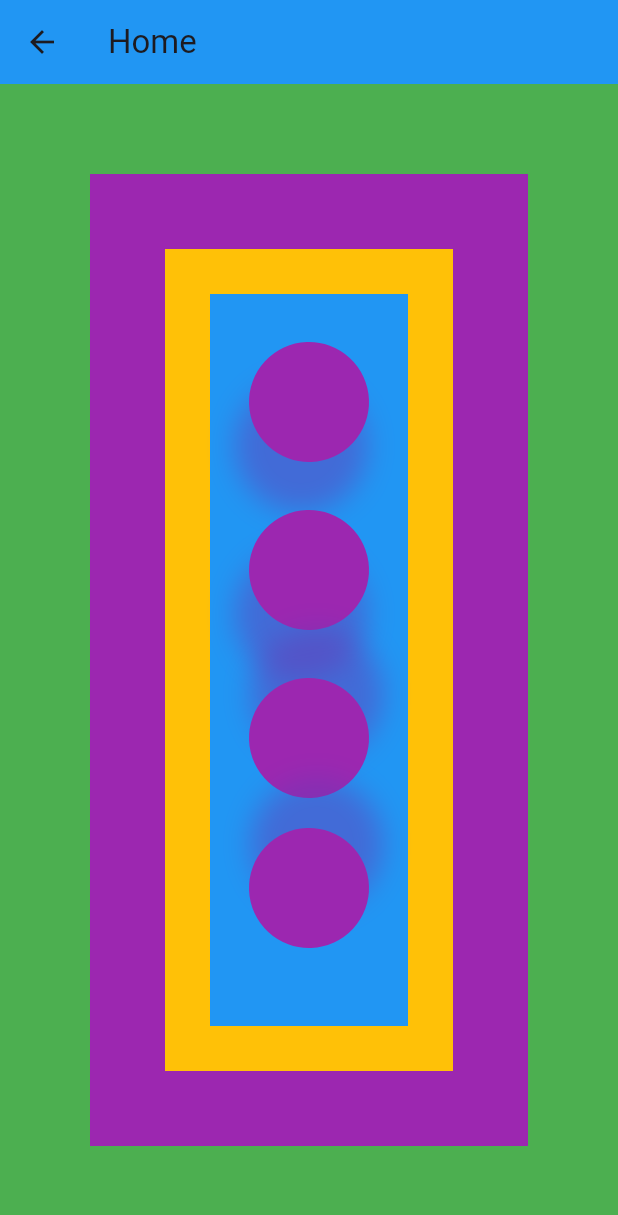
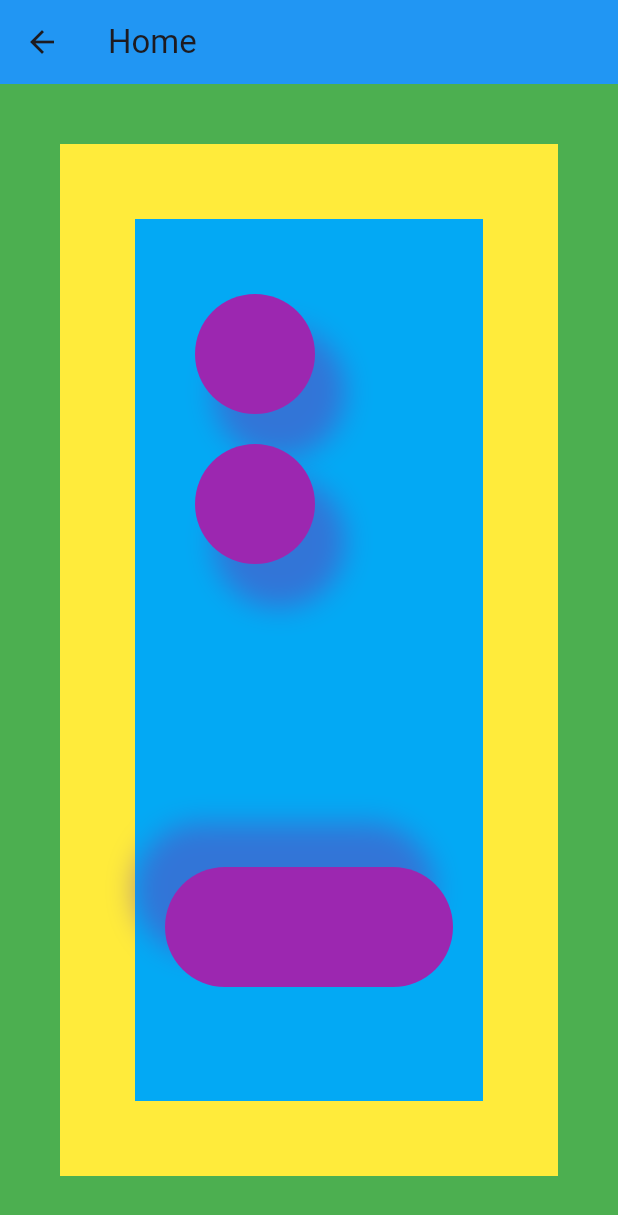
Before and after one commit to shubhranshuthakur24/getx_starter, a Flutter app: the HomePage screen opened by its route, on a phone screen of 412 x 824 dp. Shown: the top 1215 px of the screen. Run offline on Flutter 3.47's test engine with Material 3 defaults, Android fonts, the phone set to English and light mode, and no system bars; our stand-ins replace dartz, equatable, firebase_auth, firebase_core, get, logger; accounts and stored records are empty.

Commit message:
created layouts and used stack and transform

```diff
--- a/lib/presentation/pages/home/home_page.dart
+++ b/lib/presentation/pages/home/home_page.dart
@@ -1,7 +1,6 @@
-import 'dart:math' as Math;
-
 import 'package:flutter/material.dart';
-import 'package:get/get.dart';
+import 'package:getx_starter/presentation/widgets/build_circle.dart';
+import 'package:getx_starter/presentation/widgets/build_rectangle.dart';
 
 class HomePage extends StatelessWidget {
   const HomePage({super.key});
@@ -9,87 +8,20 @@
   @override
   Widget build(BuildContext context) {
     return Scaffold(
-      appBar: AppBar(backgroundColor: Colors.blue, title: Text("Home")),
-      body: Container(
+      appBar: AppBar(backgroundColor: Colors.blue, title: const Text('Home')),
+      body: BuildRectangle(
         color: Colors.green,
-        child: Padding(
-          padding: EdgeInsets.all(60),
-          child: Container(
-            color: Colors.purple,
-            child: Padding(
-              padding: EdgeInsets.all(50),
-              child: Container(
-                color: Colors.amber,
-                child: Padding(
-                  padding: EdgeInsets.all(30),
-                  child: Container(
-                    color: Colors.blue,
-                    child: Center(
-                      child: Column(
-                        mainAxisAlignment: MainAxisAlignment.spaceEvenly,
-                        children: [
-                          buildCircle(),
-                          buildCircle(),
-                          Container(
-                            margin: EdgeInsets.only(left: 20),
-                            height: 200,
-                            width: 100,
-                            child: Stack(
-                              children: [
-                                Positioned(
-                                  top: 0,
-                                  child: Transform.rotate(
-                                    angle: Math.pi,
-                                    child: buildCircle(),
-                                  ),
-                                ),
-                                Positioned(
-                                  top: 100, // move second one down
-                                  child: Transform.rotate(
-                                    angle: Math.pi,
-                                    child: buildCircle(),
-                                  ),
-                                ),
-                              ],
-                            ),
-                          ),
-                        ],
-                      ),
-                    ),
-                  ),
-                ),
-              ),
-            ),
+        padding: const EdgeInsets.all(40),
+        widget: BuildRectangle(
+          color: Colors.yellow,
+          padding: const EdgeInsets.all(50),
+          widget: BuildRectangle(
+            color: Colors.lightBlue,
+            padding: const EdgeInsets.all(20),
+            widget: const InnerColumnWidget(),
           ),
         ),
       ),
     );
   }
 }
-
-class buildCircle extends StatelessWidget {
-  const buildCircle({super.key});
-
-  @override
-  Widget build(BuildContext context) {
-    return Transform.rotate(
-      angle: 180 / Math.pi,
-      child: Container(
-        width: 80,
-        height: 80,
-        decoration: BoxDecoration(
-          color: Colors.purple,
-          boxShadow: [
-            BoxShadow(
-              color: Colors.deepPurple.withAlpha(120),
-              spreadRadius: 4,
-              blurRadius: 15,
-              offset: Offset.fromDirection(1.0, 30),
-            ),
-          ],
-          borderRadius: BorderRadius.all(Radius.circular(200)),
-        ),
-      ),
-    );
-  }
-}
--- /dev/null
+++ b/lib/presentation/widgets/build_circle.dart
@@ -0,0 +1,68 @@
+import 'dart:math' as math;
+
+import 'package:flutter/material.dart';
+
+/// A circular (pill-shaped) container with a purple gradient shadow,
+/// rotated by π radians.
+class BuildCircle extends StatelessWidget {
+  const BuildCircle({super.key});
+
+  @override
+  Widget build(BuildContext context) {
+    return Transform.rotate(
+      angle: math.pi,
+      child: Container(
+        width: 80,
+        height: 80,
+        decoration: BoxDecoration(
+          color: Colors.purple,
+          boxShadow: [
+            BoxShadow(
+              color: Colors.deepPurple.withAlpha(120),
+              spreadRadius: 4,
+              blurRadius: 15,
+              offset: Offset.fromDirection(1.0, 30),
+            ),
+          ],
+          borderRadius: const BorderRadius.all(Radius.circular(200)),
+        ),
+      ),
+    );
+  }
+}
+
+/// Two [BuildCircle]s stacked vertically inside a fixed-height container.
+class StackedCircles extends StatelessWidget {
+  const StackedCircles({super.key});
+
+  @override
+  Widget build(BuildContext context) {
+    return Container(
+      margin: const EdgeInsets.only(left: 20),
+      height: MediaQuery.of(context).size.height * 0.5,
+      width: 100,
+      child: Stack(
+        children: [
+          Positioned(
+            top: 30,
+            child: Transform.rotate(angle: math.pi, child: const BuildCircle()),
+          ),
+          Positioned(
+            top: 130,
+            child: Transform.rotate(angle: math.pi, child: const BuildCircle()),
+          ),
+        ],
+      ),
+    );
+  }
+}
+
+/// Scrollable column of [StackedCircles] and a single [BuildCircle].
+class InnerColumnWidget extends StatelessWidget {
+  const InnerColumnWidget({super.key});
+
+  @override
+  Widget build(BuildContext context) {
+    return ListView(children: const [StackedCircles(), BuildCircle()]);
+  }
+}
--- /dev/null
+++ b/lib/presentation/widgets/build_rectangle.dart
@@ -0,0 +1,16 @@
+import 'package:flutter/material.dart';
+
+/// A simple coloured [Container] wrapper that accepts a child [widget],
+/// [padding], and background [color]. Used to compose nested coloured boxes.
+class BuildRectangle extends StatelessWidget {
+  const BuildRectangle({super.key, this.widget, this.padding, this.color});
+
+  final Widget? widget;
+  final EdgeInsets? padding;
+  final Color? color;
+
+  @override
+  Widget build(BuildContext context) {
+    return Container(color: color, padding: padding, child: widget);
+  }
+}
```
Also changed, not shown: 1 other file.
